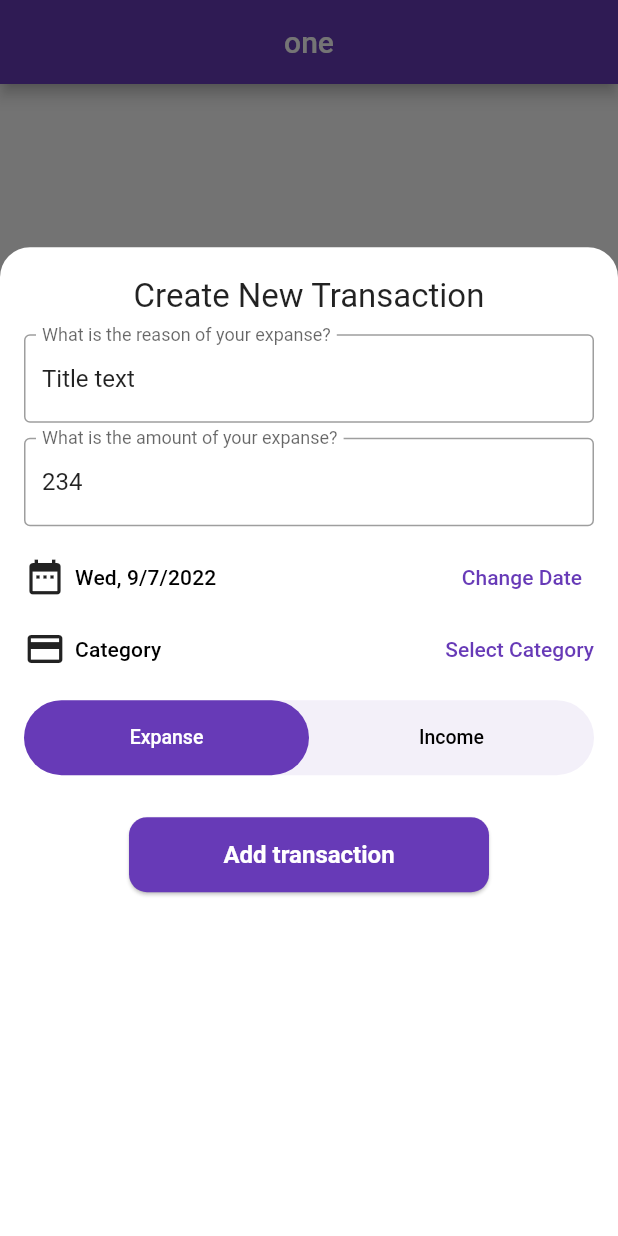
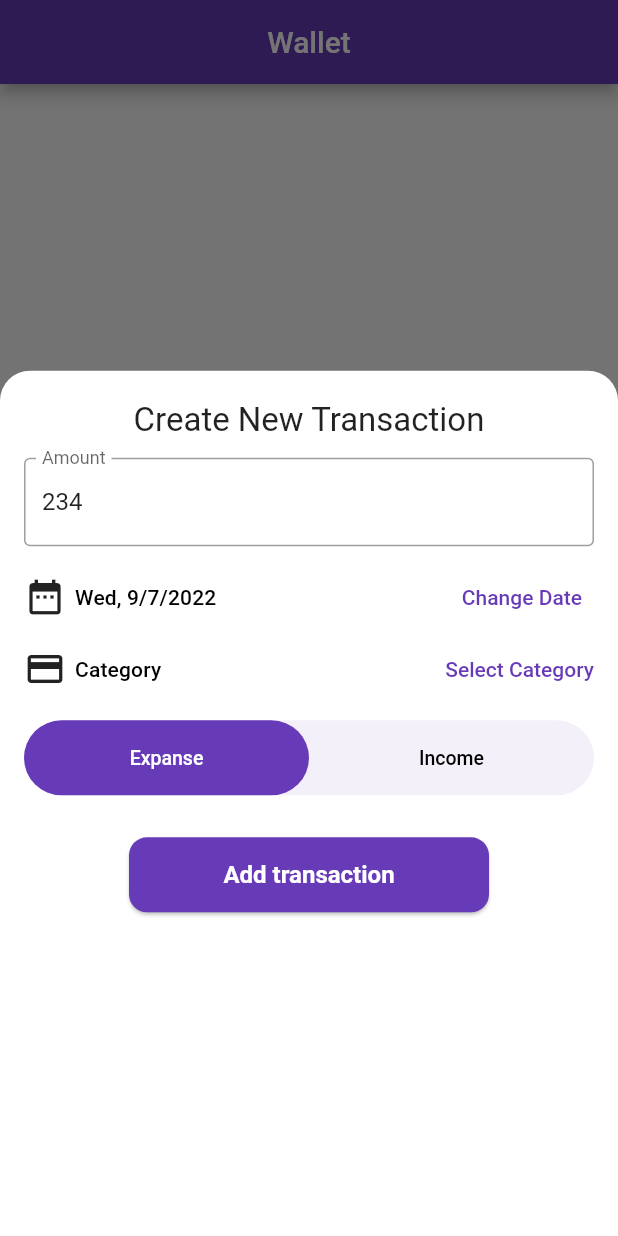
Before and after one commit to hasansujon786/waleti, a Flutter app: the screen it shows after launch, item 2 of the bottom bar chosen, after a tap on the "add" icon, on a phone screen of 412 x 824 dp. Run offline on Flutter 3.47's test engine with Material 2 defaults, Android fonts, the phone set to English and light mode, and no system bars; our stand-ins replace cloud_firestore, firebase_auth, firebase_core, fl_chart, flutter_riverpod, google_sign_in and 2 more; accounts and stored records are empty; Roboto replaces fonts that are missing (rubik).

Commit message:
refactor(MyTransaction): update model data & some ui

```diff
--- a/lib/configs/routes.dart
+++ b/lib/configs/routes.dart
@@ -4,7 +4,7 @@ import '../dummy/user/user.dart';
 
 Map<String, Widget Function(BuildContext)> appRoutes = {
   '/': (ctx) => const RootNavigation(),
+  TransactionDetailsView.routeName: (ctx) => TransactionDetailsView(ctx),
   UsersView.routeName: (ctx) => const UsersView(title: 'All Users'),
   UserDetailsView.routeName: (ctx) => const UserDetailsView(),
-  TransactionDetailsView.routeName: (ctx) => const TransactionDetailsView(title: 'Expanse Details'),
 };
--- a/lib/models/my_transaction.dart
+++ b/lib/models/my_transaction.dart
@@ -15,8 +15,8 @@ var _uuid = const Uuid();
 @HiveType(typeId: 1)
 class MyTransaction extends HiveObject {
   MyTransaction({
-    required this.title,
     required this.amount,
+    this.description,
     TransactionCategory? category,
     DateTime? createdAt,
     String? id,
@@ -29,7 +29,7 @@ class MyTransaction extends HiveObject {
   @HiveField(0)
   String id;
   @HiveField(1)
-  String title;
+  String? description;
   @HiveField(2)
   double amount;
   @HiveField(3)
@@ -58,19 +58,19 @@ class MyTransaction extends HiveObject {
   factory MyTransaction.fromJson(Map<String, dynamic> json) {
     return MyTransaction(
       id: json['id'],
-      title: json['title'],
+      description: json['description'],
       amount: json['amount'],
       type: MyTransactionDataType.values.firstWhere((e) => describeEnum(e) == json['type']),
       createdAt: (json['createdAt'] as Timestamp).toDate(),
     );
   }
 
-  factory MyTransaction.empty() => MyTransaction(title: '', amount: 0);
+  factory MyTransaction.empty() => MyTransaction(description: '', amount: 0);
 
   Map<String, dynamic> toJson() {
     return {
       'id': id,
-      'title': title,
+      'description': description,
       'amount': amount,
       'createdAt': createdAt,
       'type': type.name,
@@ -81,20 +81,17 @@ class MyTransaction extends HiveObject {
 final List<MyTransaction> demoTransactions = [
   MyTransaction(
     id: 't1',
-    title: 'Title text',
     type: MyTransactionDataType.expanse,
     amount: 70.0,
     createdAt: DateTime.now().subtract(const Duration(days: 1)),
   ),
   MyTransaction(
     id: 't2',
-    title: 'Weekly Groceries',
     amount: 50.0,
     createdAt: DateTime.now().subtract(const Duration(days: 1)),
   ),
   MyTransaction(
     id: 't1',
-    title: 'Untitled',
     amount: 70.0,
     createdAt: DateTime.now().subtract(const Duration(days: 1)),
   ),
--- a/lib/screens/home/view/home.view.dart
+++ b/lib/screens/home/view/home.view.dart
@@ -15,7 +15,7 @@ class HomeView extends StatefulWidget {
 }
 
 class _HomeViewState extends State<HomeView> {
-  bool _isTransactionView = false;
+  bool _isTransactionView = true;
   void toggleTransactioView(bool value) {
     setState(() {
       _isTransactionView = value;
--- a/lib/screens/home/widgets/transaction_list_header.dart
+++ b/lib/screens/home/widgets/transaction_list_header.dart
@@ -2,6 +2,7 @@ import 'package:flutter/material.dart';
 import 'package:flutter_riverpod/flutter_riverpod.dart';
 
 import '../../../controllers/controllers.dart';
+import '../../../shared/ui/ui.dart';
 
 class TransactionListHeader extends ConsumerWidget {
   final bool isTransactionsView;
@@ -26,41 +27,24 @@ class TransactionListHeader extends ConsumerWidget {
           children: [
             Container(
               width: mq.size.width,
-              padding: const EdgeInsets.fromLTRB(20, 8, 8, 0),
+              padding: const EdgeInsets.fromLTRB(20, 8, 8, 4),
               decoration: BoxDecoration(
                 color: Colors.white,
                 border: Border.all(color: Colors.grey.shade200),
                 borderRadius: BorderRadius.vertical(top: Radius.circular(height)),
               ),
               child: Row(
-                mainAxisAlignment: MainAxisAlignment.spaceBetween,
                 children: <Widget>[
-                  DropdownButton<bool>(
-                    onChanged: ((value) {
-                      if (value == null) return;
-                      toggleTransactioView(value);
-                    }),
-                    hint: Text(
-                      isTransactionsView ? 'Transactions' : 'Category',
-                      style: Theme.of(context).textTheme.subtitle2,
-                    ),
-                    underline: const SizedBox(),
-                    // value: _showListView,
-                    items: const [
-                      DropdownMenuItem(
-                        value: true,
-                        child: Text('Transactions', style: TextStyle(fontSize: 14)),
-                      ),
-                      DropdownMenuItem(
-                        value: false,
-                        child: Text('Category', style: TextStyle(fontSize: 14)),
-                      ),
-                    ],
+                  Text(
+                    isTransactionsView ? 'Transactions' : 'Category',
+                    style: Theme.of(context).textTheme.subtitle2,
                   ),
-                  IconButton(
-                    onPressed: () => ref.read(transactionListControllerProvider.notifier).deleteAllTransactions(),
-                    icon: const Icon(Icons.clear),
+                  const Spacer(),
+                  CircularButton(
+                    icon: Icon(isTransactionsView ? Icons.list_alt : Icons.list),
+                    onPressed: () => toggleTransactioView(!isTransactionsView),
                   ),
+                  moreButton(ref)
                 ],
               ),
             ),
@@ -76,4 +60,26 @@ class TransactionListHeader extends ConsumerWidget {
       ),
     );
   }
+
+  Widget moreButton(WidgetRef ref) {
+    return PopupMenuButton<_PopupOptions>(
+      onSelected: (value) {
+        switch (value) {
+          case _PopupOptions.deleteAll:
+            ref.read(transactionListControllerProvider.notifier).deleteAllTransactions();
+            break;
+          default:
+        }
+      },
+      itemBuilder: (contex) => [
+        const PopupMenuItem(
+          value: _PopupOptions.deleteAll,
+          child: PopupMenuItemData(icon: Icons.clear, text: 'Delete all'),
+        ),
+      ],
+      shape: RoundedRectangleBorder(borderRadius: BorderRadius.circular(12)),
+    );
+  }
 }
+
+enum _PopupOptions { deleteAll }
--- a/lib/screens/home/widgets/transaction_list_item.dart
+++ b/lib/screens/home/widgets/transaction_list_item.dart
@@ -24,7 +24,7 @@ class TransactionListItem extends StatelessWidget {
       leading: leading(context),
       title: Text(transaction.category.name, style: TextStyle(color: Palette.text)),
       subtitle: Text(Formatters.monthDayYear.format(transaction.createdAt), style: Theme.of(context).textTheme.caption),
-      trailing: CurrencyText.small(123.33, transaction.type),
+      trailing: CurrencyText.small(transaction.amount, transaction.type),
     );
   }
 
--- a/lib/screens/root_navigation.dart
+++ b/lib/screens/root_navigation.dart
@@ -9,6 +9,8 @@ import 'screens.dart';
 class RootNavigation extends StatefulWidget {
   const RootNavigation({Key? key}) : super(key: key);
 
+  static const routeName = '/';
+
   @override
   State<RootNavigation> createState() => _RootNavigationState();
 }
@@ -16,8 +18,8 @@ class RootNavigation extends StatefulWidget {
 class _RootNavigationState extends State<RootNavigation> {
   static const List<Widget> _screens = <Widget>[
     HomeView(title: Constants.appName),
-    TestView(title: 'one'),
-    TestView(title: 'two'),
+    TestView(title: 'Wallet'),
+    TestView(title: 'Goals'),
     SettingView(),
   ];
 
--- a/lib/screens/settings/view/setting.view.dart
+++ b/lib/screens/settings/view/setting.view.dart
@@ -1,41 +1,19 @@
 import 'package:flutter/material.dart';
-import 'package:flutter_riverpod/flutter_riverpod.dart';
 
-import '../../../controllers/controllers.dart';
-
-class SettingView extends ConsumerWidget {
+class SettingView extends StatelessWidget {
   const SettingView({Key? key}) : super(key: key);
 
   @override
-  Widget build(BuildContext context, ref) {
-    final user = ref.watch(authControllerProvider);
+  Widget build(BuildContext context) {
     return Scaffold(
       appBar: AppBar(
         title: const Text('Settings'),
       ),
       body: Column(
         mainAxisAlignment: MainAxisAlignment.center,
-        children: [
+        children: const [
           Center(
-            child: Column(
-              children: [
-                CircleAvatar(
-                  radius: 40,
-                  backgroundImage: NetworkImage(user?.photoURL ?? ''),
-                ),
-                const SizedBox(height: 2),
-                Text(user?.displayName ?? ''),
-                const SizedBox(height: 2),
-                Text(user?.email ?? ''),
-                const SizedBox(height: 2),
-                Text(user?.uid ?? ''),
-                const SizedBox(height: 8),
-                ElevatedButton(
-                  onPressed: () => ref.read(authControllerProvider.notifier).signOut(),
-                  child: const Text('Sign out'),
-                ),
-              ],
-            ),
+            child: Text('User settings'),
           ),
         ],
       ),
--- /dev/null
+++ b/lib/shared/ui/circularButton.dart
@@ -0,0 +1,27 @@
+import 'package:flutter/material.dart';
+
+class CircularButton extends StatelessWidget {
+  const CircularButton({
+    Key? key,
+    required this.icon,
+    required this.onPressed,
+  }) : super(key: key);
+
+  final Widget icon;
+  final VoidCallback onPressed;
+
+  @override
+  Widget build(BuildContext context) {
+    return TextButton(
+      style: TextButton.styleFrom(
+        shape: const CircleBorder(),
+        foregroundColor: Colors.grey.shade800,
+        // backgroundColor: Colors.deepPurple.shade50,
+        fixedSize: const Size.square(48),
+        minimumSize: const Size.square(20),
+      ),
+      onPressed: onPressed,
+      child: icon,
+    );
+  }
+}
--- a/lib/shared/ui/create_transaction_modal.dart
+++ b/lib/shared/ui/create_transaction_modal.dart
@@ -24,21 +24,21 @@ class CreateTransactionModal extends StatefulWidget {
 }
 
 class _CreateTransactionModalState extends State<CreateTransactionModal> {
-  final _titleConroller = TextEditingController(text: 'Title text');
+  final _descriptionTextConroller = TextEditingController(text: 'Title text');
   final _amountConroller = TextEditingController(text: '234');
   TransactionCategory? _transactionCategory;
   var _transactionType = MyTransactionDataType.expanse;
   DateTime _choosenDate = DateTime.now();
 
   void _onSubmitData() {
-    if (_titleConroller.text.isEmpty || _amountConroller.text.isEmpty) return;
-    final title = _titleConroller.text;
+    if (_descriptionTextConroller.text.isEmpty || _amountConroller.text.isEmpty) return;
+    final description = _descriptionTextConroller.text;
     final amount = double.parse(_amountConroller.text);
-    if (title.isEmpty || amount <= 0) {
+    if (description.isEmpty || amount <= 0) {
       return;
     }
     final newTx = MyTransaction(
-      title: title,
+      description: description,
       amount: amount,
       createdAt: _choosenDate,
       category: _transactionCategory,
@@ -65,7 +65,7 @@ class _CreateTransactionModalState extends State<CreateTransactionModal> {
   @override
   Widget build(BuildContext context) {
     return FractionallySizedBox(
-      heightFactor: 0.8,
+      heightFactor: 0.7,
       child: Container(
         padding: const EdgeInsets.symmetric(horizontal: 16, vertical: 20),
         child: Column(
@@ -75,20 +75,20 @@ class _CreateTransactionModalState extends State<CreateTransactionModal> {
             TextField(
               decoration: const InputDecoration(
                 border: OutlineInputBorder(),
-                labelText: 'What is the reason of your expanse?',
-              ),
-              controller: _titleConroller,
-              /* onSubmitted: (_) => _onSubmitData(), */
-            ),
-            const SizedBox(height: 10),
-            TextField(
-              decoration: const InputDecoration(
-                border: OutlineInputBorder(),
-                labelText: 'What is the amount of your expanse?',
+                labelText: 'Amount',
               ),
               controller: _amountConroller,
               keyboardType: const TextInputType.numberWithOptions(decimal: true),
             ),
+            // const SizedBox(height: 12),
+            // TextField(
+            //   decoration: const InputDecoration(
+            //     border: OutlineInputBorder(),
+            //     labelText: 'Description',
+            //   ),
+            //   controller: _descriptionTextConroller,
+            //   /* onSubmitted: (_) => _onSubmitData(), */
+            // ),
             const SizedBox(height: 10),
             datePickerView(context),
             transactionCategoryPickerView(context),
```
Also changed, not shown: lib/screens/transaction_details/view/transaction_details.view.dart (+64 -20 lines), lib/shared/ui/popup_menu_item_data.dart (added, +24 -0 lines), lib/shared/ui/ui.dart (+10 -8 lines), lib/models/my_transaction.g.dart.
